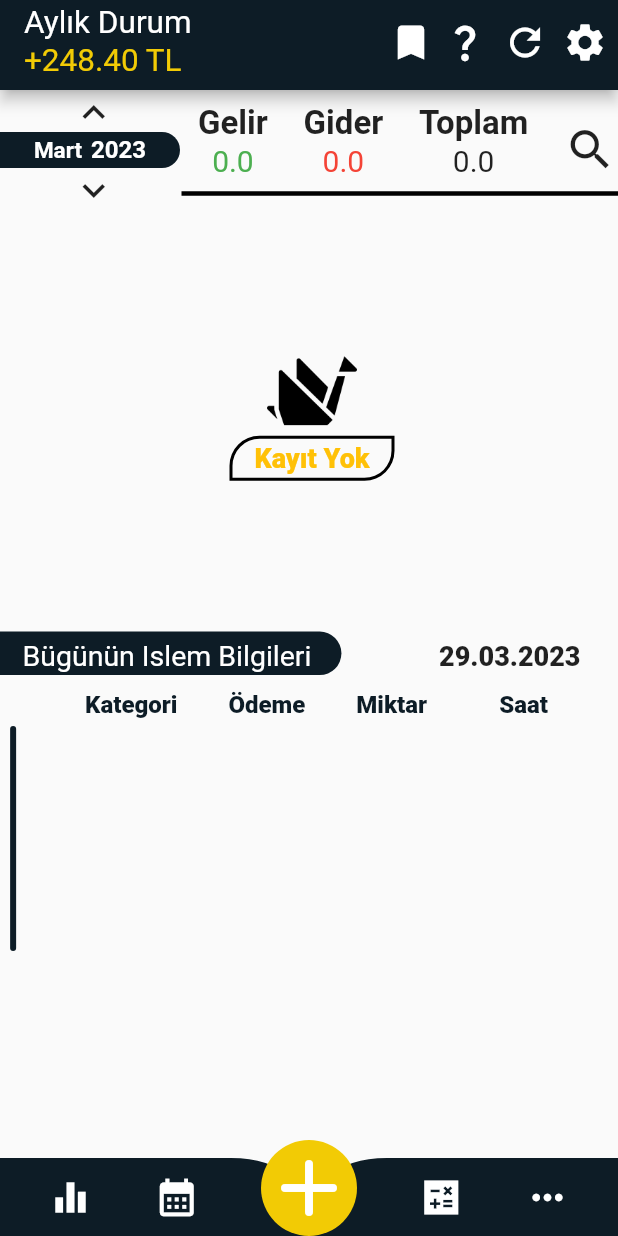
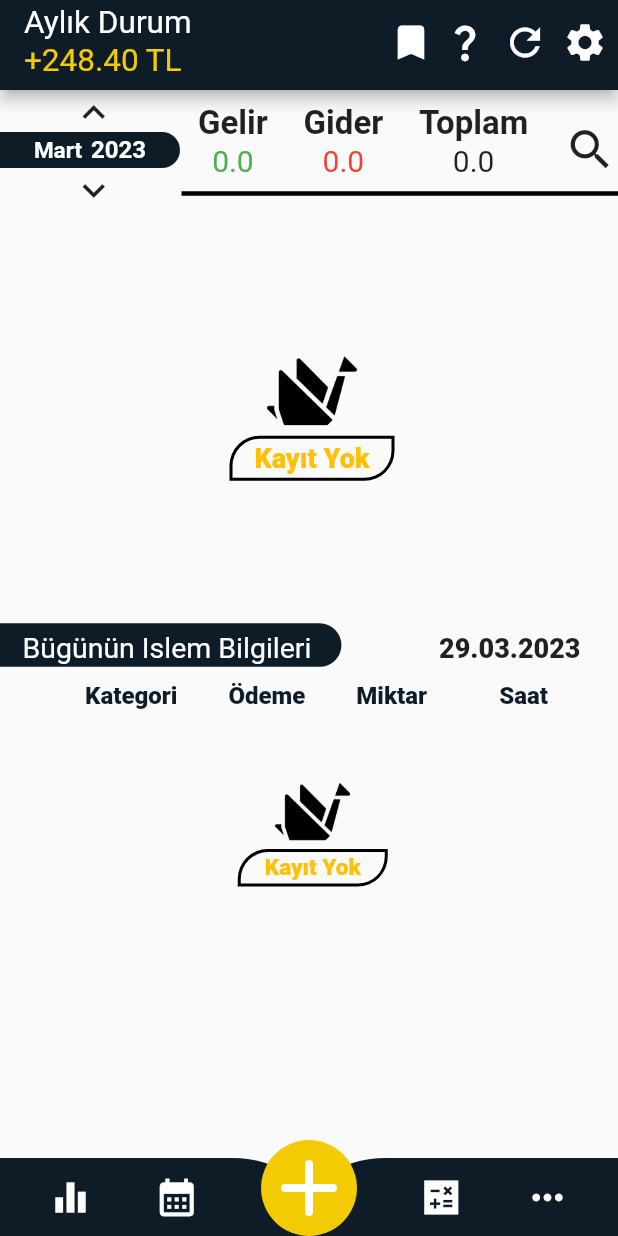
Before and after one commit to zahidayturan/ButceTakip, a Flutter app: the screen it shows after launch, on a phone screen of 412 x 824 dp. Run offline on Flutter 3.47's test engine with Material 2 defaults, Android fonts, the phone set to English and light mode, and no system bars; our stand-ins replace flutter_riverpod, pie_chart, sqflite; accounts and stored records are empty; Roboto replaces fonts that are missing (Nexa).

Commit message:
gunlik info kısmına "kayıt yok" yazısı ve logo eklenmiştir

```diff
--- a/lib/UI/GunlukInfo.dart
+++ b/lib/UI/GunlukInfo.dart
@@ -3,6 +3,7 @@ import 'package:butcekontrol/modals/Spendinfo.dart';
 import 'package:butcekontrol/utils/dbHelper.dart';
 import 'package:flutter/material.dart';
 import 'package:intl/intl.dart';
+import 'package:butcekontrol/constans/TextPref.dart';
 
 import '../utils/DateTimeManager.dart';
 
@@ -70,7 +71,7 @@ class _GunlukInfoState extends State<GunlukInfo> {
     return SizedBox(
       height: size.height / 3,
       child: Container(
-          margin: const EdgeInsets.only(top: 10),
+          margin: const EdgeInsets.only(top: 4.5),
           child: Column(
             children: [
               Row(
@@ -171,7 +172,34 @@ class _GunlukInfoState extends State<GunlukInfo> {
                             //borderin scroll ile birleşimi gözüksü diye soldan padding
                             padding: const EdgeInsets.only(
                                 left: 5.0, top: 5, bottom: 10),
-                            child: Theme(
+                            child: snapshot.data!.length == 0
+                                ? Center(
+                              child: Column(
+                                mainAxisAlignment: MainAxisAlignment.center,
+                                children: [
+                                  Image.asset(
+                                    "assets/image/origami_noinfo.png",
+                                    width: 50,
+                                    height: 50,
+                                  ),
+
+                                  SizedBox(
+                                    height: 25,
+                                    width: 100,
+                                    child: DecoratedBox(
+                                        decoration: BoxDecoration(
+                                          borderRadius: const BorderRadius.only(topLeft: Radius.circular(20),bottomRight: Radius.circular(20)),
+                                          border: Border.all(
+                                              color: Colors.black, width: 2),
+                                        ),
+                                        child: const Center(child: Textmod(
+                                            "Kayıt Yok", Colors.amber, 15))
+                                    ),
+                                  ),
+                                ],
+                              ),
+                            )
+                                : Theme(
                               data: Theme.of(context).copyWith(
                                   scrollbarTheme: ScrollbarThemeData(
                                     thumbColor:
@@ -251,9 +279,7 @@ class _GunlukInfoState extends State<GunlukInfo> {
                                                   ),
                                                 ),
                                               ),
-                                              const SizedBox(
-                                                  height:
-                                                      5) // elemanlar arasına bşluk bırakmak için kulllandım.
+                                              const SizedBox(height: 5), // elemanlar arasına bşluk bırakmak için kulllandım.
                                             ],
                                           );
                                         }),
```
Also changed, not shown: lib/depo.dart (added, +88 -0 lines). Lines whose indentation alone changed are shown as unchanged.
